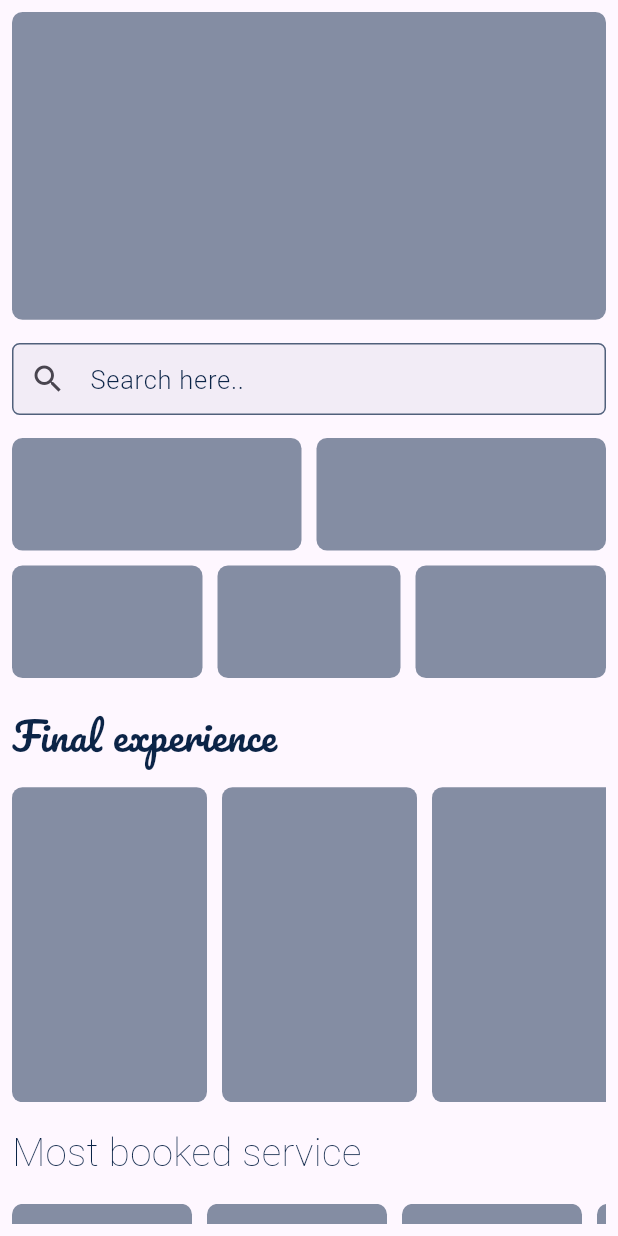
After one commit to projectsem66/city_serve_user, a Flutter app: the Dashboard screen opened directly, on a phone screen of 412 x 824 dp. The commit adds this screen. Run offline on Flutter 3.47's test engine with Material 3 defaults, Android fonts, the phone set to English and light mode, and no system bars; drawn by our look-alikes of carousel_slider; our stand-ins replace flutter_bounce, get, google_fonts; Roboto replaces fonts that are missing (Amaranth).

Commit message:
add dashboard.dart

```diff
--- a/lib/main.dart
+++ b/lib/main.dart
@@ -1,5 +1,6 @@
 import 'package:city_serve/src/first/one.dart';
 import 'package:city_serve/src/login.dart';
+import 'package:city_serve/src/page/dashboard.dart';
 import 'package:flutter/material.dart';
 import 'package:get/get_navigation/src/root/get_material_app.dart';
 
--- /dev/null
+++ b/lib/src/page/dashboard.dart
@@ -0,0 +1,361 @@
+import 'package:carousel_slider/carousel_slider.dart';
+import 'package:city_serve/utils/colors.dart';
+import 'package:city_serve/utils/dimension.dart';
+import 'package:flutter/material.dart';
+import 'package:google_fonts/google_fonts.dart';
+
+class Dashboard extends StatefulWidget {
+  const Dashboard({super.key});
+
+  @override
+  State<Dashboard> createState() => _DashboardState();
+}
+
+class _DashboardState extends State<Dashboard> {
+  @override
+  Widget build(BuildContext context) {
+    return Scaffold(
+      body: SafeArea(
+        child: Padding(
+          padding: const EdgeInsets.all(8.0),
+          child: SingleChildScrollView(
+            child: Column(
+              crossAxisAlignment: CrossAxisAlignment.start,
+              children: [
+                SizedBox(
+                  width: screenwidth(),
+                  child: CarouselSlider.builder(
+                    carouselController: CarouselController(),
+                    itemCount: 3,
+                    itemBuilder: (context, index, realIndex) {
+                      return Container(
+                        height: dimension.height70,
+                        width: screenwidth() - 10,
+                        decoration: BoxDecoration(
+                            color: AppColors.Colorq.withOpacity(0.5),
+                            borderRadius: BorderRadius.circular(7)),
+                      );
+                    },
+                    options: CarouselOptions(
+                      autoPlay: false,
+                      enlargeFactor: 0.2,
+                      scrollDirection: Axis.horizontal,
+                      // autoPlayInterval: Duration(seconds: 1),
+                      autoPlayCurve: Curves.ease,
+                      enableInfiniteScroll: true,
+                      height: dimension.height100 * 2,
+                      viewportFraction: 1,
+                      enlargeCenterPage: true,
+                      autoPlayAnimationDuration: const Duration(seconds: 3),
+                      animateToClosest: true,
+                      onPageChanged: (index, reason) {
+                        setState(() {
+                          // _currentIndex = index;
+                          print(index);
+                        });
+                      },
+                    ),
+                  ),
+                ),
+                SizedBox(
+                  height: dimension.height15,
+                ),
+                Container(
+                  decoration: BoxDecoration(
+                      color: AppColors.Colorq.withOpacity(0.05),
+                      borderRadius: BorderRadius.circular(7)),
+                  child: TextFormField(
+                    keyboardType: TextInputType.text,
+                    cursorColor: Colors.black,
+                    style: TextStyle(
+                      fontSize: 18,
+                      color: Colors.black,
+                    ),
+                    onChanged: (value) {
+                      setState(() {});
+                    },
+                    decoration: InputDecoration(
+                      prefixIcon: Icon(Icons.search),
+                      floatingLabelBehavior: FloatingLabelBehavior.always,
+                      hintText: "Search here..",
+                      hintStyle: GoogleFonts.amaranth(
+                          color: AppColors.Colorq,
+                          fontSize: 17,
+                          fontWeight: FontWeight.w300),
+                      contentPadding: EdgeInsets.fromLTRB(5, 10, 5, 0),
+                      focusedBorder: OutlineInputBorder(
+                        borderSide: BorderSide(color: AppColors.Colorq),
+                        borderRadius: BorderRadius.circular(7.0),
+                      ),
+                      enabledBorder: OutlineInputBorder(
+                        borderSide: BorderSide(
+                            color: AppColors.Colorq.withOpacity(0.7)),
+                        borderRadius: BorderRadius.circular(5.0),
+                      ),
+                    ),
+                  ),
+                ),
+                SizedBox(
+                  height: dimension.height15,
+                ),
+                Row(
+                  children: [
+                    Expanded(
+                      child: Padding(
+                        padding: const EdgeInsets.only(right: 5, bottom: 5),
+                        child: Container(
+                          height: 75,
+                          decoration: BoxDecoration(
+                              color: AppColors.Colorq.withOpacity(0.5),
+                              borderRadius: BorderRadius.circular(7)),
+                        ),
+                      ),
+                    ),
+                    Expanded(
+                      child: Padding(
+                        padding: const EdgeInsets.only(left: 5, bottom: 5),
+                        child: Container(
+                          height: 75,
+                          decoration: BoxDecoration(
+                              color: AppColors.Colorq.withOpacity(0.5),
+                              borderRadius: BorderRadius.circular(7)),
+                        ),
+                      ),
+                    ),
+                  ],
+                ),
+                Row(
+                  children: [
+                    Expanded(
+                      child: Padding(
+                        padding:
+                            const EdgeInsets.only(right: 5, bottom: 5, top: 5),
+                        child: Container(
+                          height: 75,
+                          decoration: BoxDecoration(
+                              color: AppColors.Colorq.withOpacity(0.5),
+                              borderRadius: BorderRadius.circular(7)),
+                        ),
+                      ),
+                    ),
+                    Expanded(
+                      child: Padding(
+                        padding: const EdgeInsets.only(
+                            left: 5, bottom: 5, right: 5, top: 5),
+                        child: Container(
+                          height: 75,
+                          decoration: BoxDecoration(
+                              color: AppColors.Colorq.withOpacity(0.5),
+                              borderRadius: BorderRadius.circular(7)),
+                        ),
+                      ),
+                    ),
+                    Expanded(
+                      child: Padding(
+                        padding:
+                            const EdgeInsets.only(left: 5, bottom: 5, top: 5),
+                        child: Container(
+                          height: 75,
+                          decoration: BoxDecoration(
+                              color: AppColors.Colorq.withOpacity(0.5),
+                              borderRadius: BorderRadius.circular(7)),
+                        ),
+                      ),
+                    ),
+                  ],
+                ),
+                SizedBox(
+                  height: dimension.height15,
+                ),
+                Text(
+                  "Final experience",
+                  style: GoogleFonts.pacifico(
+                      color: AppColors.Colorq,
+                      fontSize: dimension.height25,
+                      fontWeight: FontWeight.w100),
+                ),
+                SizedBox(
+                  height: dimension.height15,
+                ),
+                Container(
+                  height: 210,
+                  child: ListView.builder(
+                    scrollDirection: Axis.horizontal,
+                    itemCount: 5,
+                    itemBuilder: (context, index) {
+                      return Padding(
+                        padding: const EdgeInsets.only(right: 10),
+                        child: Container(
+                          height: 200,
+                          width: 130,
+                          decoration: BoxDecoration(
+                              color: AppColors.Colorq.withOpacity(0.5),
+                              borderRadius: BorderRadius.circular(7)),
+                        ),
+                      );
+                    },
+                  ),
+                ),
+                SizedBox(
+                  height: dimension.height15,
+                ),
+                Text(
+                  "Most booked service",
+                  style: GoogleFonts.amaranth(
+                      color: AppColors.Colorq,
+                      fontSize: dimension.height25,
+                      fontWeight: FontWeight.w100),
+                ),
+                SizedBox(
+                  height: dimension.height15,
+                ),
+                Container(
+                  height: 120,
+                  child: ListView.builder(
+                    scrollDirection: Axis.horizontal,
+                    itemCount: 5,
+                    itemBuilder: (context, index) {
+                      return Padding(
+                        padding: const EdgeInsets.only(right: 10),
+                        child: Container(
+                          width: 120,
+                          decoration: BoxDecoration(
+                              color: AppColors.Colorq.withOpacity(0.5),
+                              borderRadius: BorderRadius.circular(7)),
+                        ),
+                      );
+                    },
+                  ),
+                ),
+                SizedBox(
+                  height: dimension.height15,
+                ),
+                Text(
+                  "Spa for women",
+                  style: GoogleFonts.amaranth(
+                      color: AppColors.Colorq,
+                      fontSize: dimension.height25,
+                      fontWeight: FontWeight.w100),
+                ),
+                SizedBox(
+                  height: dimension.height15,
+                ),
+                Container(
+                  height: 135,
+                  child: ListView.builder(
+                    scrollDirection: Axis.horizontal,
+                    itemCount: 5,
+                    itemBuilder: (context, index) {
+                      return Padding(
+                        padding: const EdgeInsets.only(right: 10),
+                        child: Container(
+                          width: 135,
+                          decoration: BoxDecoration(
+                              color: AppColors.Colorq.withOpacity(0.5),
+                              borderRadius: BorderRadius.circular(7)),
+                        ),
+                      );
+                    },
+                  ),
+                ),
+                SizedBox(
+                  height: dimension.height15,
+                ),
+                Text(
+                  "Cleaning & post control",
+                  style: GoogleFonts.amaranth(
+                      color: AppColors.Colorq,
+                      fontSize: dimension.height25,
+                      fontWeight: FontWeight.w100),
+                ),
+                SizedBox(
+                  height: dimension.height15,
+                ),
+                Container(
+                  height: 145,
+                  child: ListView.builder(
+                    scrollDirection: Axis.horizontal,
+                    itemCount: 2,
+                    itemBuilder: (context, index) {
+                      return Padding(
+                        padding: const EdgeInsets.only(right: 10),
+                        child: Container(
+                          width: 145,
+                          decoration: BoxDecoration(
+                              color: AppColors.Colorq.withOpacity(0.5),
+                              borderRadius: BorderRadius.circular(7)),
+                        ),
+                      );
+                    },
+                  ),
+                ),
+                SizedBox(
+                  height: dimension.height15,
+                ),
+                Text(
+                  "Quick home repairs",
+                  style: GoogleFonts.amaranth(
+                      color: AppColors.Colorq,
+                      fontSize: dimension.height25,
+                      fontWeight: FontWeight.w100),
+                ),
+                SizedBox(
+                  height: dimension.height15,
+                ),
+                Container(
+                  height: 135,
+                  child: ListView.builder(
+                    scrollDirection: Axis.horizontal,
+                    itemCount: 5,
+                    itemBuilder: (context, index) {
+                      return Padding(
+                        padding: const EdgeInsets.only(right: 10),
+                        child: Container(
+                          width: 135,
+                          decoration: BoxDecoration(
+                              color: AppColors.Colorq.withOpacity(0.5),
+                              borderRadius: BorderRadius.circular(7)),
+                        ),
+                      );
+                    },
+                  ),
+                ),
+                SizedBox(
+                  height: dimension.height15,
+                ),
+                Text(
+                  "AC & appliance repairs",
+                  style: GoogleFonts.amaranth(
+                      color: AppColors.Colorq,
+                      fontSize: dimension.height25,
+                      fontWeight: FontWeight.w100),
+                ),
+                SizedBox(
+                  height: dimension.height15,
+                ),
+                Container(
+                  height: 155,
+                  child: ListView.builder(
+                    scrollDirection: Axis.horizontal,
+                    itemCount: 5,
+                    itemBuilder: (context, index) {
+                      return Padding(
+                        padding: const EdgeInsets.only(right: 10),
+                        child: Container(
+                          width: 145,
+                          decoration: BoxDecoration(
+                              color: AppColors.Colorq.withOpacity(0.5),
+                              borderRadius: BorderRadius.circular(7)),
+                        ),
+                      );
+                    },
+                  ),
+                ),
+              ],
+            ),
+          ),
+        ),
+      ),
+    );
+  }
+}
--- a/pubspec.yaml
+++ b/pubspec.yaml
@@ -38,6 +38,8 @@ dependencies:
   get: ^4.6.6
   google_fonts: ^6.1.0
   flutter_bounce: ^1.1.0
+  carousel_slider: ^4.2.1
+
 
 
 dev_dependencies:
```
Also changed, not shown: lib/src/login.dart (indentation only), pubspec.lock.
